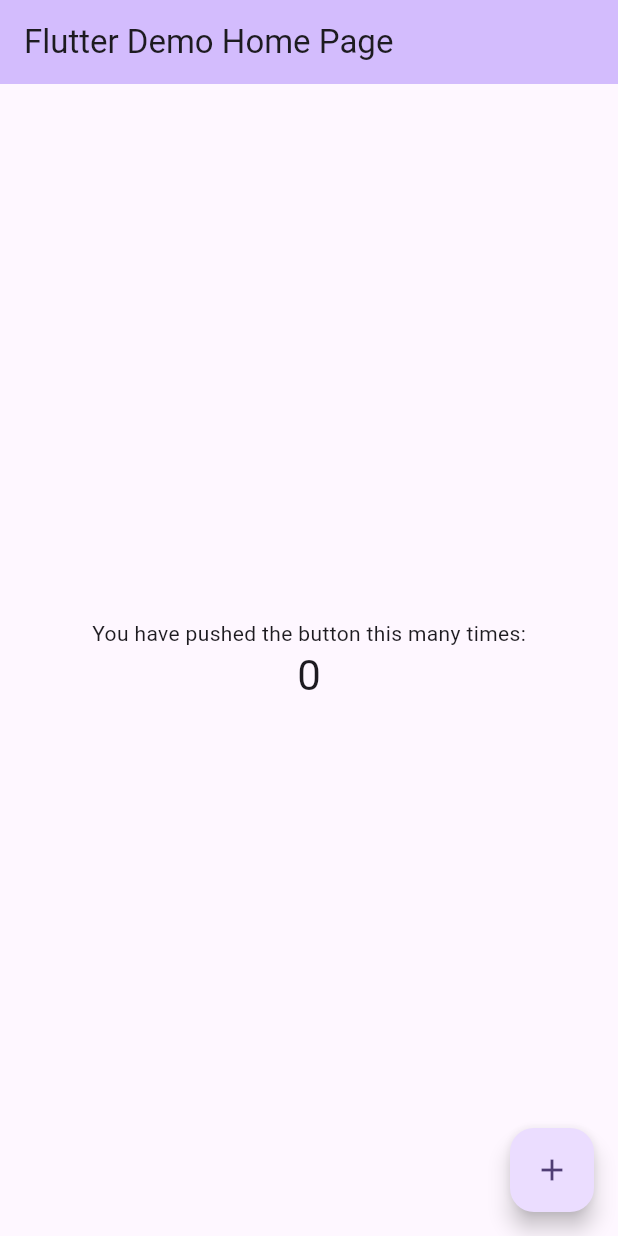
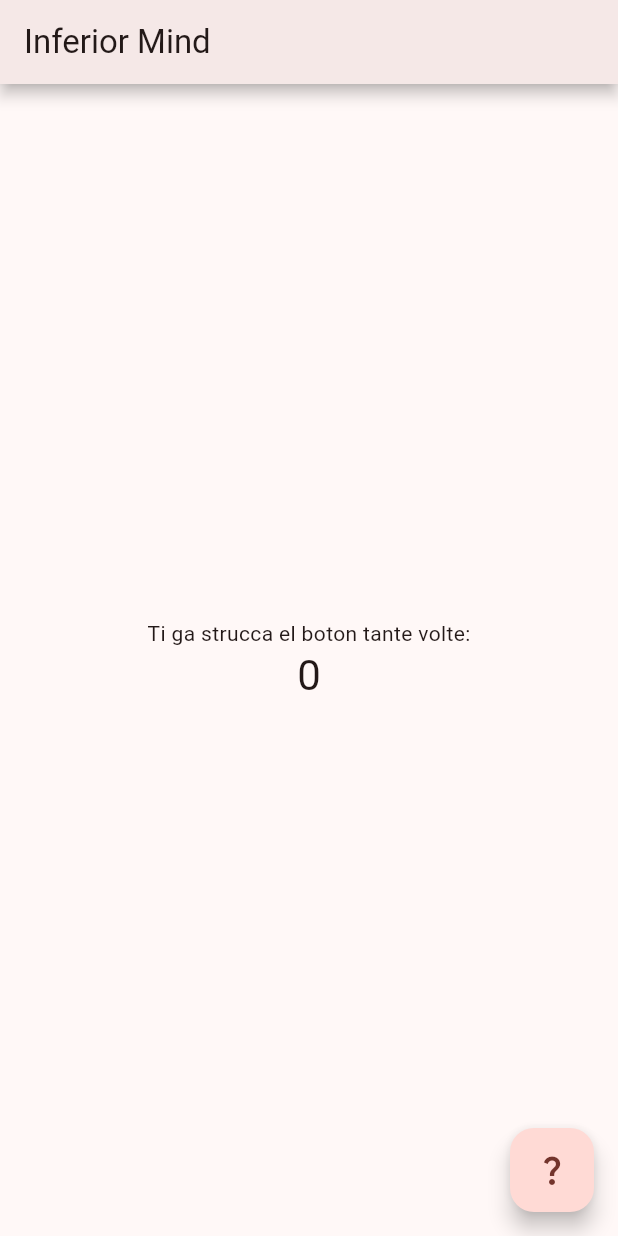
Before and after one commit to Sabadino/TPSITProjects, a Flutter app: the screen it shows after launch, on a phone screen of 412 x 824 dp. Run offline on Flutter 3.47's test engine with Material 3 defaults, Android fonts, the phone set to English and light mode, and no system bars.

Commit message:
Secondo Commit (Ho solo aggiunto il titolo e modificato il question mark)

```diff
--- a/inferior_mind/lib/main.dart
+++ b/inferior_mind/lib/main.dart
@@ -7,45 +7,21 @@
 class MyApp extends StatelessWidget {
   const MyApp({super.key});
 
-  // This widget is the root of your application.
   @override
   Widget build(BuildContext context) {
     return MaterialApp(
-      title: 'Flutter Demo',
+      title: 'Inferior Mind',
       theme: ThemeData(
-        // This is the theme of your application.
-        //
-        // TRY THIS: Try running your application with "flutter run". You'll see
-        // the application has a purple toolbar. Then, without quitting the app,
-        // try changing the seedColor in the colorScheme below to Colors.green
-        // and then invoke "hot reload" (save your changes or press the "hot
-        // reload" button in a Flutter-supported IDE, or press "r" if you used
-        // the command line to start the app).
-        //
-        // Notice that the counter didn't reset back to zero; the application
-        // state is not lost during the reload. To reset the state, use hot
-        // restart instead.
-        //
-        // This works for code too, not just values: Most code changes can be
-        // tested with just a hot reload.
-        colorScheme: ColorScheme.fromSeed(seedColor: Colors.deepPurple),
+        colorScheme: ColorScheme.fromSeed(seedColor: Colors.red),
+        useMaterial3: true,
       ),
-      home: const MyHomePage(title: 'Flutter Demo Home Page'),
+      home: const MyHomePage(title: 'Inferior Mind'),
     );
   }
 }
 
 class MyHomePage extends StatefulWidget {
   const MyHomePage({super.key, required this.title});
-
-  // This widget is the home page of your application. It is stateful, meaning
-  // that it has a State object (defined below) that contains fields that affect
-  // how it looks.
-
-  // This class is the configuration for the state. It holds the values (in this
-  // case the title) provided by the parent (in this case the App widget) and
-  // used by the build method of the State. Fields in a Widget subclass are
-  // always marked "final".
 
   final String title;
 
@@ -58,53 +34,23 @@
 
   void _incrementCounter() {
     setState(() {
-      // This call to setState tells the Flutter framework that something has
-      // changed in this State, which causes it to rerun the build method below
-      // so that the display can reflect the updated values. If we changed
-      // _counter without calling setState(), then the build method would not be
-      // called again, and so nothing would appear to happen.
       _counter++;
     });
   }
 
   @override
   Widget build(BuildContext context) {
-    // This method is rerun every time setState is called, for instance as done
-    // by the _incrementCounter method above.
-    //
-    // The Flutter framework has been optimized to make rerunning build methods
-    // fast, so that you can just rebuild anything that needs updating rather
-    // than having to individually change instances of widgets.
     return Scaffold(
       appBar: AppBar(
-        // TRY THIS: Try changing the color here to a specific color (to
-        // Colors.amber, perhaps?) and trigger a hot reload to see the AppBar
-        // change color while the other colors stay the same.
-        backgroundColor: Theme.of(context).colorScheme.inversePrimary,
-        // Here we take the value from the MyHomePage object that was created by
-        // the App.build method, and use it to set our appbar title.
         title: Text(widget.title),
+        shadowColor: Theme.of(context).shadowColor,
+        elevation: 4,
       ),
       body: Center(
-        // Center is a layout widget. It takes a single child and positions it
-        // in the middle of the parent.
         child: Column(
-          // Column is also a layout widget. It takes a list of children and
-          // arranges them vertically. By default, it sizes itself to fit its
-          // children horizontally, and tries to be as tall as its parent.
-          //
-          // Column has various properties to control how it sizes itself and
-          // how it positions its children. Here we use mainAxisAlignment to
-          // center the children vertically; the main axis here is the vertical
-          // axis because Columns are vertical (the cross axis would be
-          // horizontal).
-          //
-          // TRY THIS: Invoke "debug painting" (choose the "Toggle Debug Paint"
-          // action in the IDE, or press "p" in the console), to see the
-          // wireframe for each widget.
           mainAxisAlignment: MainAxisAlignment.center,
           children: <Widget>[
-            const Text('You have pushed the button this many times:'),
+            const Text('Ti ga strucca el boton tante volte:'),
             Text(
               '$_counter',
               style: Theme.of(context).textTheme.headlineMedium,
@@ -114,9 +60,9 @@
       ),
       floatingActionButton: FloatingActionButton(
         onPressed: _incrementCounter,
-        tooltip: 'Increment',
-        child: const Icon(Icons.add),
-      ), // This trailing comma makes auto-formatting nicer for build methods.
+        tooltip: 'Check',
+        child: const Icon(Icons.question_mark),
+      ),
     );
   }
 }
```
